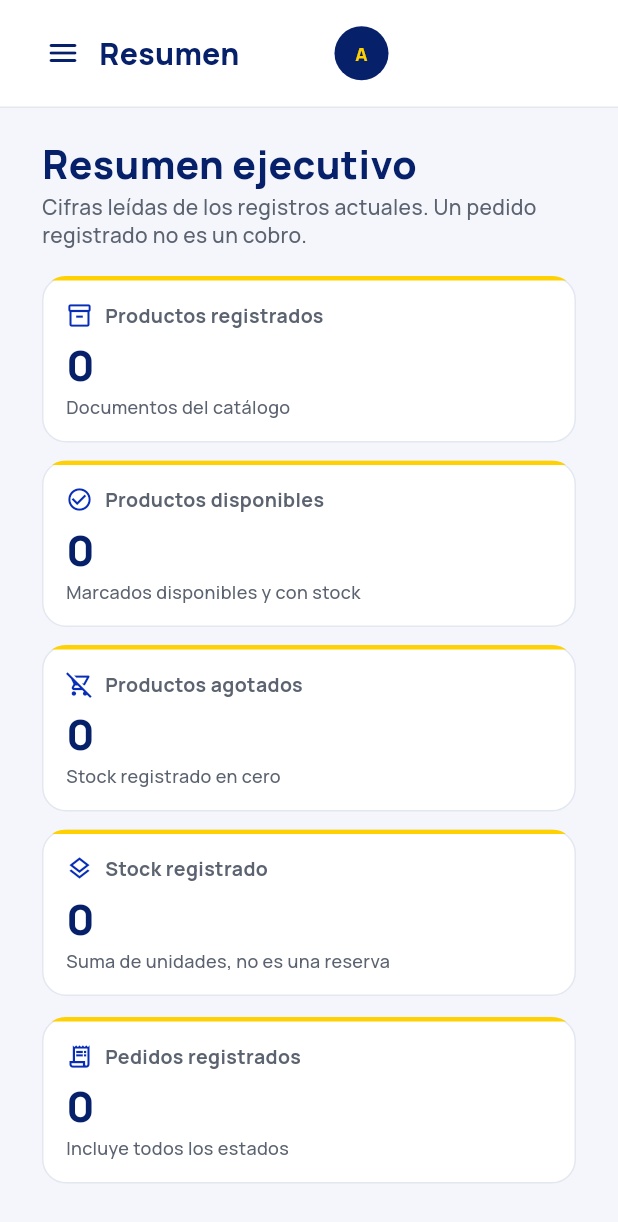
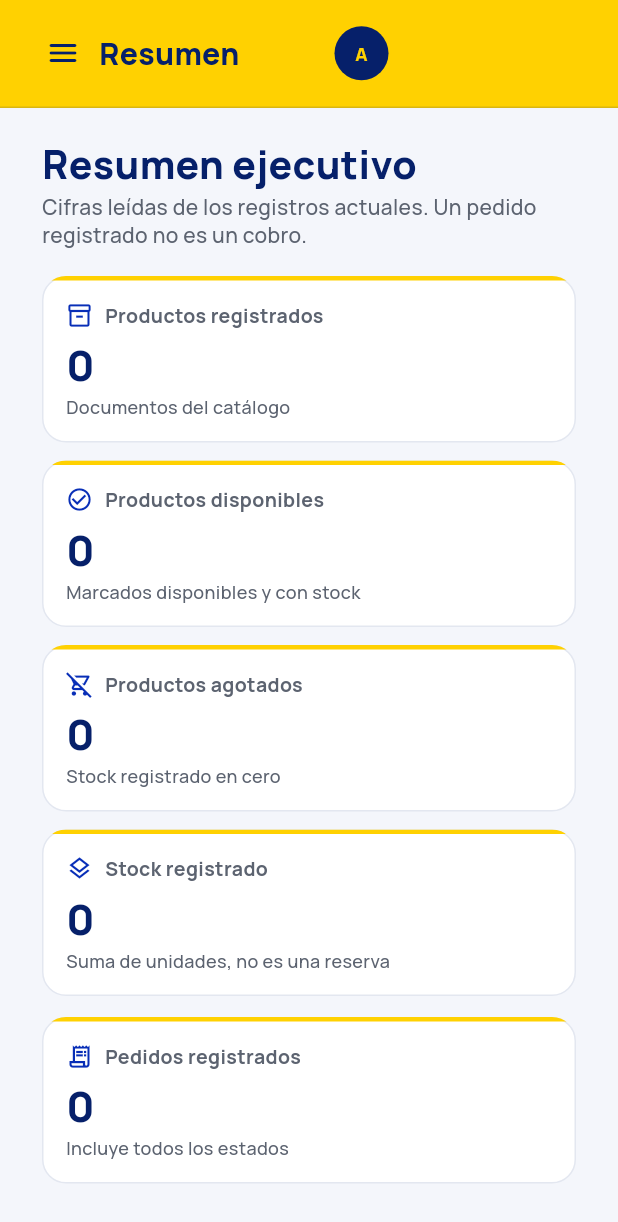
Before and after one commit to gerald122012/Tienda-Mas, a Flutter app: the AdminWebShell screen opened directly with empty values, on a phone screen of 412 x 824 dp. Shown: the top 1222 px of the screen. Run offline on Flutter 3.47's test engine with Material 3 defaults, Android fonts, the phone set to English and light mode, and no system bars; our stand-ins replace cloud_firestore, file_picker, firebase_auth, firebase_core, flutter_map, geolocator and 6 more; missing offline and left inert: mobile_scanner; accounts and stored records are empty; network calls fail.

Commit message:
Panel web: barra superior y logo en amarillo Mass

```diff
--- a/lib/screens/admin/admin_web_shell.dart
+++ b/lib/screens/admin/admin_web_shell.dart
@@ -125,12 +125,14 @@ class _AdminWebShellState extends State<AdminWebShell> {
     final foto = usuario.fotoBase64;
     final tieneFoto = foto != null && foto.isNotEmpty;
     return Material(
-      color: GestionColores.superficie,
+      color: GestionColores.sello,
       child: Container(
         height: 72,
         padding: const EdgeInsets.symmetric(horizontal: 18),
-        decoration: const BoxDecoration(
-          border: Border(bottom: BorderSide(color: GestionColores.linea)),
+        decoration: BoxDecoration(
+          border: Border(
+            bottom: BorderSide(color: GestionColores.profundo.withValues(alpha: 0.15)),
+          ),
         ),
         child: Row(
           children: [
@@ -168,7 +170,7 @@ class _AdminWebShellState extends State<AdminWebShell> {
                     usuario.correo,
                     maxLines: 1,
                     overflow: TextOverflow.ellipsis,
-                    style: textoGestion(tamano: 12, color: GestionColores.tintaSuave),
+                    style: textoGestion(tamano: 12, color: GestionColores.profundo.withValues(alpha: 0.75)),
                   ),
                 ],
               ),
@@ -244,7 +246,7 @@ class _AdminWebShellState extends State<AdminWebShell> {
                   Container(
                     padding: const EdgeInsets.symmetric(horizontal: 10, vertical: 8),
                     decoration: BoxDecoration(
-                      color: Colors.white,
+                      color: GestionColores.sello,
                       borderRadius: BorderRadius.circular(12),
                     ),
                     child: LogoMass(alto: expandido ? 34 : 26),
--- a/lib/tema/tema_gestion.dart
+++ b/lib/tema/tema_gestion.dart
@@ -48,7 +48,7 @@ ThemeData temaGestionEmpresarial() {
       error: GestionColores.error,
     ),
     appBarTheme: AppBarTheme(
-      backgroundColor: GestionColores.superficie,
+      backgroundColor: GestionColores.sello,
       foregroundColor: GestionColores.profundo,
       elevation: 0,
       scrolledUnderElevation: 0,
```
